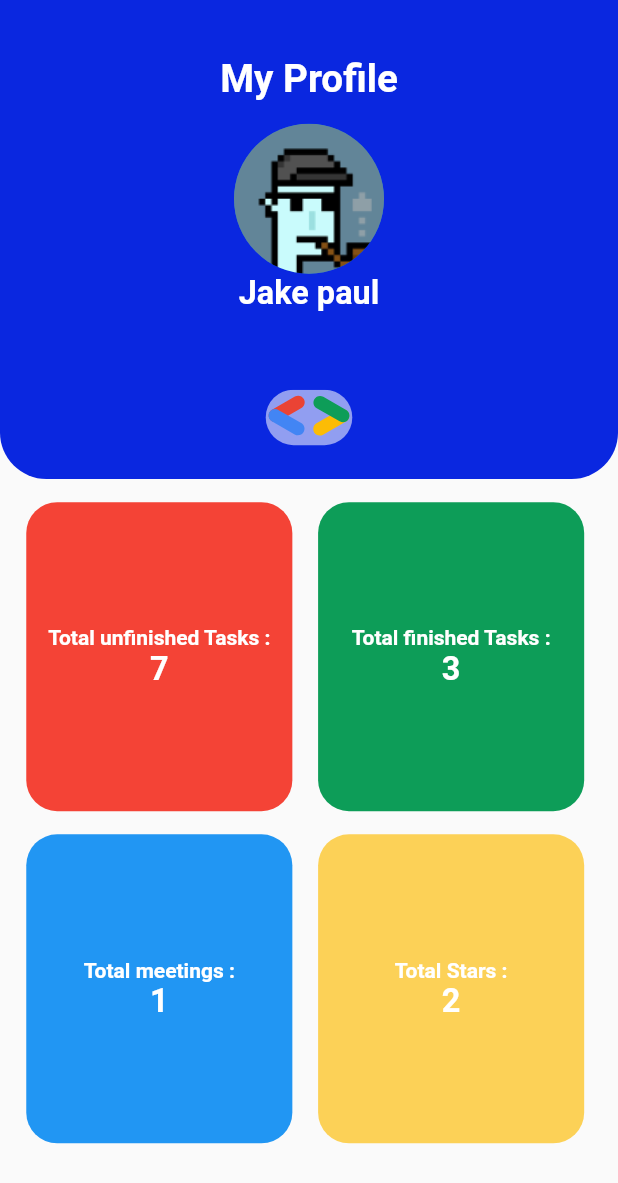
After one commit to ViNoS-ab/team01-CodeIT-frontend, a Flutter app: the Myprofile screen opened directly, on a phone screen of 412 x 824 dp. The commit adds this screen. Shown: the top 1183 px of the screen. Run offline on Flutter 3.47's test engine with Material 2 defaults, Android fonts, the phone set to English and light mode, and no system bars; our stand-ins replace curved_navigation_bar, flutter_svg, percent_indicator.

Commit message:
adding onboarding+profile screen

```diff
--- a/lib/main.dart
+++ b/lib/main.dart
@@ -1,5 +1,8 @@
 import 'package:flutter/material.dart';
+
 import 'package:team01_codit_frontend/views/splash_screen/splash_screen.dart';
+
+
 
 void main() {
   runApp(const MyApp());
--- /dev/null
+++ b/lib/views/Profile_section/Profile_screen.dart
@@ -0,0 +1,201 @@
+import 'package:flutter/material.dart';
+import 'package:flutter_svg/svg.dart';
+import 'package:team01_codit_frontend/size_config.dart';
+import 'package:team01_codit_frontend/utils/constants.dart';
+
+class Myprofile extends StatefulWidget {
+  const Myprofile({Key? key}) : super(key: key);
+
+  @override
+  State<Myprofile> createState() => _MyprofileState();
+}
+
+class _MyprofileState extends State<Myprofile> {
+  @override
+  Widget build(BuildContext context) {
+    SizeConfig().init(context);
+    return Scaffold(
+        body: Column(
+      crossAxisAlignment: CrossAxisAlignment.start,
+      children: [
+        Container(
+          height: getHeight(310),
+          width: getWidth(360),
+          decoration: BoxDecoration(
+              color: const Color(0xFF0A27E0),
+              borderRadius: BorderRadius.only(
+                  bottomRight: Radius.circular(
+                    getHeight(30),
+                  ),
+                  bottomLeft: Radius.circular(getHeight(30)))),
+          child: Column(
+            crossAxisAlignment: CrossAxisAlignment.center,
+            children: [
+              SizedBox(
+                height: getHeight(36),
+              ),
+              Text(
+                'My Profile',
+                style: TextStyle(
+                  color: Colors.white,
+                  fontSize: getHeight(25),
+                  fontWeight: FontWeight.w700,
+                ),
+              ),
+              SizedBox(
+                height: getHeight(15),
+              ),
+              const CircleAvatar(
+                radius: 50,
+                backgroundImage:
+                    AssetImage('assets/illustrations/ppf.png'),
+              ),
+              Text(
+                'Jake paul',
+                style: TextStyle(
+                  color: Colors.white,
+                  fontWeight: FontWeight.w600,
+                  fontSize: getHeight(21),
+                ),
+              ),
+              const Spacer(),
+              Container(
+                height: 80,
+                width: 80,
+                child: Center(
+                    child: SvgPicture.asset(
+                  'assets/illustrations/GDG.svg',
+                  fit: BoxFit.fitWidth,
+                )),
+              ),
+            ],
+          ),
+        ),
+        SizedBox(height: getHeight(15),),
+        Padding(
+          padding:  EdgeInsets.symmetric(horizontal: getHeight(17)),
+          child: Row(
+            children: [
+              Container(
+                height: getHeight(200),
+                width: getWidth(155),
+                decoration: BoxDecoration(
+                  color: Colors.red,
+                  borderRadius: BorderRadius.circular(getHeight(20)),
+                ),
+                child: Column(
+                  mainAxisAlignment: MainAxisAlignment.center,
+                  children: [
+                    const Text('Total unfinished Tasks :',
+                    style: TextStyle(
+                      color: Colors.white,
+                      fontWeight: FontWeight.w700
+                    ),
+                    ),
+                    Text('7',
+                      style: TextStyle(
+                        fontSize: getHeight(21),
+                          color: Colors.white,
+                          fontWeight: FontWeight.w700
+                      ),
+                    ),
+                  ],
+                ),
+              ),
+              SizedBox(width: getWidth(15),),
+              Container(
+                height: getHeight(200),
+                width: getWidth(155),
+                decoration: BoxDecoration(
+                  color: kGreen,
+                  borderRadius: BorderRadius.circular(getHeight(20)),
+                ),
+                child: Column(
+                  mainAxisAlignment: MainAxisAlignment.center,
+                  children: [
+                    const Text('Total finished Tasks :',
+                      style: TextStyle(
+                          color: Colors.white,
+                          fontWeight: FontWeight.w700
+                      ),
+                    ),
+                    Text('3',
+                      style: TextStyle(
+                          fontSize: getHeight(21),
+                          color: Colors.white,
+                          fontWeight: FontWeight.w700
+                      ),
+                    ),
+                  ],
+                ),
+              ),
+            ],
+          ),
+        ),
+        SizedBox(height: getHeight(15),),
+        Padding(
+          padding:  EdgeInsets.symmetric(horizontal: getHeight(17)),
+          child: Row(
+            children: [
+              Container(
+                height: getHeight(200),
+                width: getWidth(155),
+                decoration: BoxDecoration(
+                  color: Colors.blue,
+                  borderRadius: BorderRadius.circular(getHeight(20)),
+                ),
+                child: Column(
+                  mainAxisAlignment: MainAxisAlignment.center,
+                  children: [
+                    const Text('Total meetings :',
+                      style: TextStyle(
+                          color: Colors.white,
+                          fontWeight: FontWeight.w700
+                      ),
+                    ),
+                    Text('1',
+                      style: TextStyle(
+                          fontSize: getHeight(21),
+                          color: Colors.white,
+                          fontWeight: FontWeight.w700
+                      ),
+                    ),
+                  ],
+                ),
+              ),
+              SizedBox(width: getWidth(15),),
+              Container(
+                height: getHeight(200),
+                width: getWidth(155),
+                decoration: BoxDecoration(
+                  color: Kyellow,
+                  borderRadius: BorderRadius.circular(getHeight(20)),
+                ),
+                child: Column(
+                  mainAxisAlignment: MainAxisAlignment.center,
+                  children: [
+                    const Text('Total Stars :',
+                      style: TextStyle(
+                          color: Colors.white,
+                          fontWeight: FontWeight.w700
+                      ),
+                    ),
+                    Text('2',
+                      style: TextStyle(
+                          fontSize: getHeight(21),
+                          color: Colors.white,
+                          fontWeight: FontWeight.w700
+                      ),
+                    ),
+                  ],
+                ),
+
+              ),
+            ],
+          ),
+        )
+
+      ],
+    ));
+  }
+}
--- a/lib/views/splash_screen/splash_screen.dart
+++ b/lib/views/splash_screen/splash_screen.dart
@@ -2,8 +2,7 @@ import 'package:animations/animations.dart';
 import 'package:flutter/material.dart';
 import 'package:flutter_svg/flutter_svg.dart';
 import 'dart:async';
-
-import 'package:team01_codit_frontend/views/navigation/my_tasks_screen/my_tasks_screen.dart';
+import 'package:team01_codit_frontend/views/on_boarding_screen/on_boarding_screen.dart';
 
 class MyWidget extends StatefulWidget {
   @override
@@ -131,7 +130,7 @@ class _SecondPageState extends State<SecondPage> {
     Timer(const Duration(milliseconds: 4000), () {
       Navigator.of(context).pushReplacement(
         ThisIsFadeRoute(
-          route: const MyTasksScreen(), page: const MyTasksScreen(),
+          route: const Onboarding(), page: const Onboarding(),
         ),
       );
     });
```
Also changed, not shown: lib/views/Profile_section/Profile_animation.dart (added, +84 -0 lines), lib/views/navigation/main_screen/main_screen.dart (+36 -11 lines), lib/views/navigation/my_tasks_screen/my_tasks_screen.dart (+26 -4 lines), lib/views/on_boarding_screen/on_boarding_screen.dart (+238 -0 lines), assets/illustrations/ppf.png (added), pubspec.lock.
